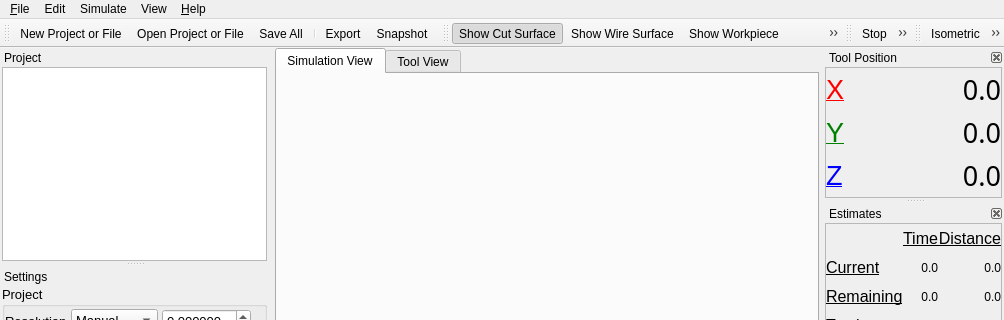
Qt form qt/openscam.ui (CauldronDevelopmentLLC/CAMotics) before a commit; both pictures show x 0 to 1004 and y 0 to 320 of the 1004 by 797 pixel window.
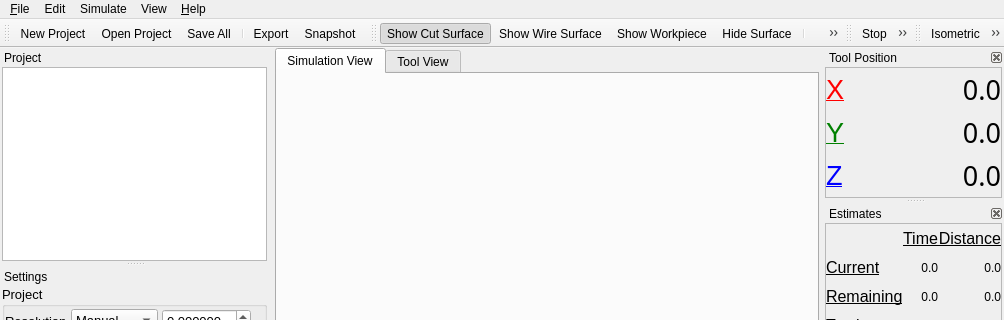
The same form after that commit. Icons and pictures are not drawn. Custom widgets are drawn as their Qt base class.

Commit message: Simplify project/file new/open

Diff of the .ui file:
```diff
--- a/qt/openscam.ui
+++ b/qt/openscam.ui
@@ -2559,7 +2559,7 @@
      <normaloff>:/icons/new.png</normaloff>:/icons/new.png</iconset>
    </property>
    <property name="text">
-    <string>&amp;New Project or File</string>
+    <string>&amp;New Project</string>
    </property>
    <property name="toolTip">
     <string>Create a new project or NC file.</string>
@@ -2572,7 +2572,7 @@
     </iconset>
    </property>
    <property name="text">
-    <string>&amp;Open Project or File</string>
+    <string>&amp;Open Project</string>
    </property>
    <property name="toolTip">
     <string>Open an existing project or NC file.</string>
```
Left out of the diff: 1 changed line with no effect on the pictures. The commit also changes 4 other files.
